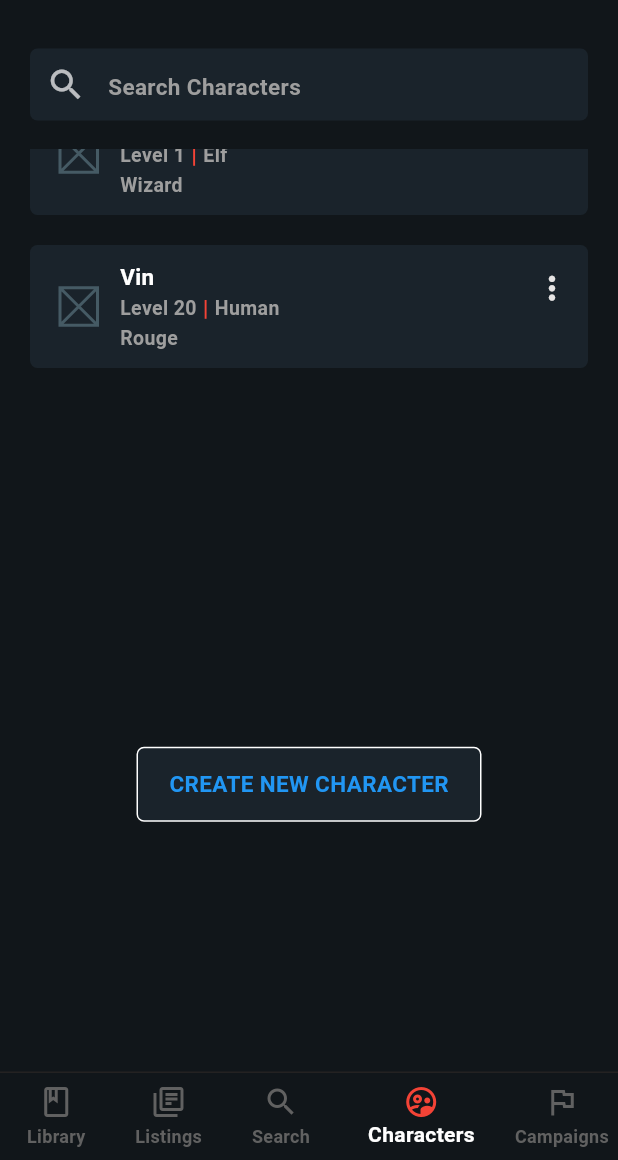
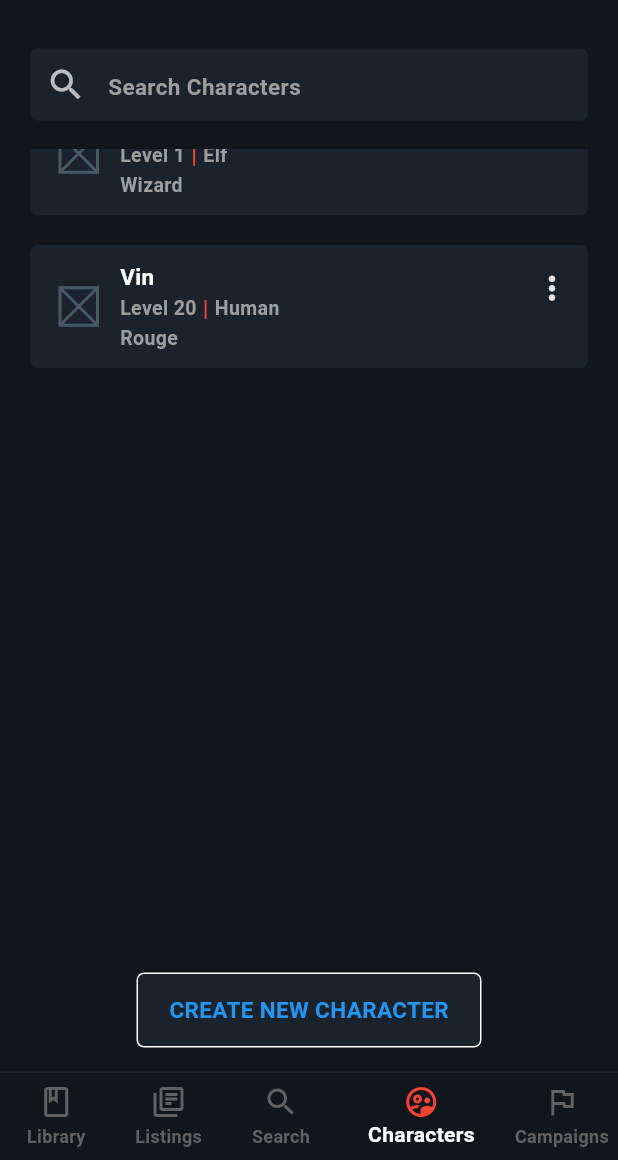
Before and after one commit to Slowriide/dndapp, a Flutter app: the screen it shows after launch, item 4 of the bottom bar chosen, scrolled down 150 dp, on a phone screen of 412 x 824 dp, the part 76-1236 px from its top. Run offline on Flutter 3.47's test engine with Material 3 defaults, Android fonts, the phone set to English and light mode, and no system bars; our stand-ins replace animate_do, cloud_firestore, dartz, dio, firebase_auth, firebase_core and 6 more; accounts and stored records are empty; network calls fail; project files that could hold a hidden picture were left out.

```diff
--- a/lib/common/widgets/characters_popover.dart
+++ b/lib/common/widgets/characters_popover.dart
@@ -56,7 +56,7 @@ class CharactersPopover extends StatelessWidget {
             ],
           ),
           Positioned(
-            bottom: size.height * 0.25,
+            bottom: size.height * 0.212,
             child: Container(
               height: 45,
               width: 300,
@@ -71,7 +71,7 @@ class CharactersPopover extends StatelessWidget {
             ),
           ),
           Positioned(
-            bottom: size.height * 0.075,
+            bottom: size.height * 0.065,
             child: Container(
               height: 45,
               width: 300,
--- a/lib/presentation/home/home_page.dart
+++ b/lib/presentation/home/home_page.dart
@@ -36,8 +36,8 @@ class HomePage extends StatelessWidget {
         ),
       ),
       bottomNavigationBar: CustomBottomNavigationBar(currentIndex: pageIndex),
-      // floatingActionButton: _getFloatingActionButton(pageIndex),
-      // floatingActionButtonLocation: FloatingActionButtonLocation.centerFloat,
+      floatingActionButton: _getFloatingActionButton(pageIndex),
+      floatingActionButtonLocation: FloatingActionButtonLocation.centerFloat,
     );
   }
 
@@ -52,7 +52,9 @@ class HomePage extends StatelessWidget {
       case 2:
         return const SizedBox();
       case 3:
-        return const CustomFloatButton();
+        return Builder(
+          builder: (context) => const CustomFloatButton(),
+        );
 
       default:
         return const SizedBox();
--- a/lib/presentation/views/characters_view.dart
+++ b/lib/presentation/views/characters_view.dart
@@ -39,16 +39,16 @@ class _CharactersViewState extends ConsumerState<CharactersView> {
             childCount: searchResults.length,
           ),
         ),
-        SliverToBoxAdapter(
-          child: Column(
-            children: [
-              SizedBox(height: size.height * 0.27),
-              Builder(
-                builder: (context) => const CustomFloatButton(),
-              ),
-            ],
-          ),
-        )
+        // SliverToBoxAdapter(
+        //   child: Column(
+        //     children: [
+        //       SizedBox(height: size.height * 0.27),
+        //       Builder(
+        //         builder: (context) => const CustomFloatButton(),
+        //       ),
+        //     ],
+        //   ),
+        // )
       ],
     );
   }
```
